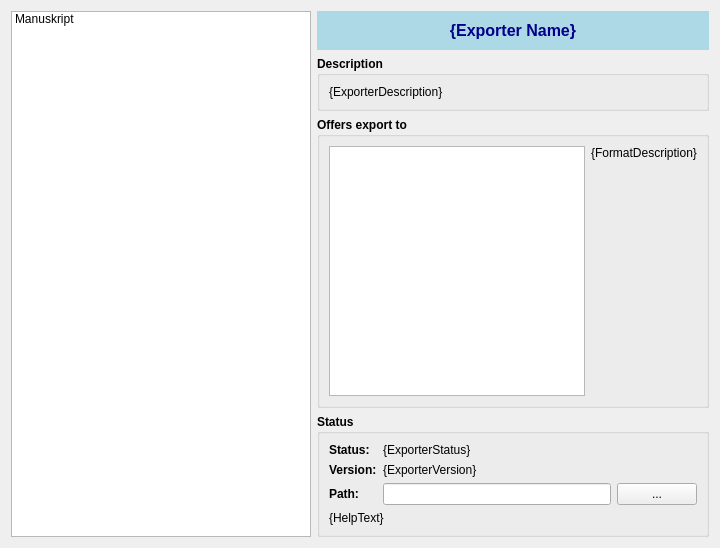
This is manuskript/ui/exporters/exportersManager_ui.ui in olivierkes/manuskript as Qt 5 draws it before an edit. The edited form follows.
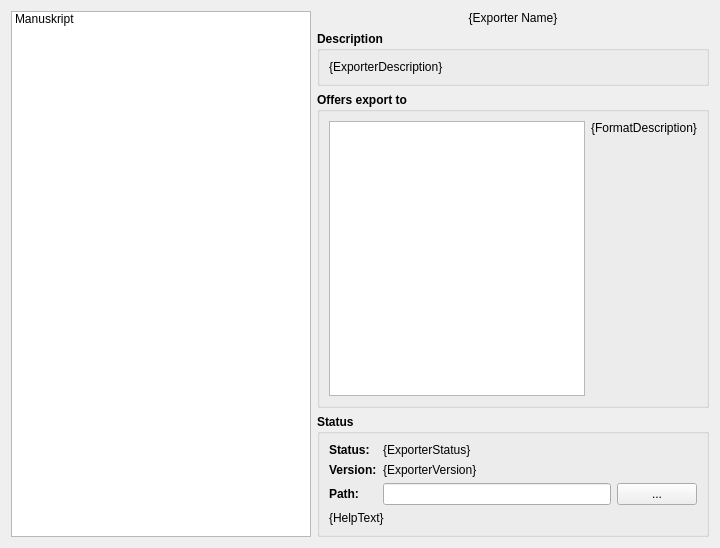
This is the edited form.

Commit message: Removes most of hard-coded colors

Diff of the .ui file:
```diff
--- a/manuskript/ui/exporters/exportersManager_ui.ui
+++ b/manuskript/ui/exporters/exportersManager_ui.ui
@@ -46,15 +46,6 @@
           <verstretch>0</verstretch>
          </sizepolicy>
         </property>
-        <property name="styleSheet">
-         <string notr="true">background-color:lightBlue;
-border:none;
-padding:10px;
-color:darkBlue;
-font-size:16px;
-font-weight:bold;
-text-align:center;</string>
-        </property>
         <property name="text">
          <string notr="true">{Exporter Name}</string>
         </property>
```
The commit also changes 32 other files.
